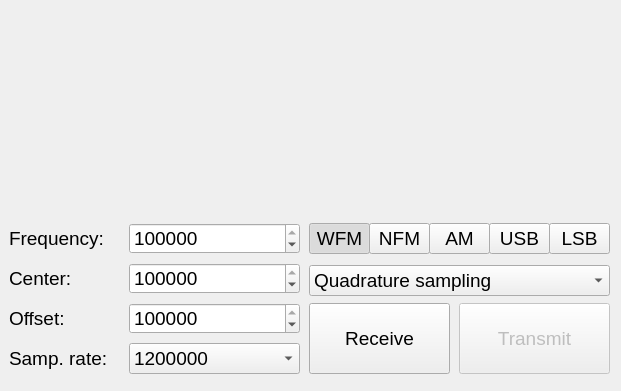
This is mainwindow.ui in ha7ilm/qtcsdr as Qt 5 draws it before an edit. The edited form follows.
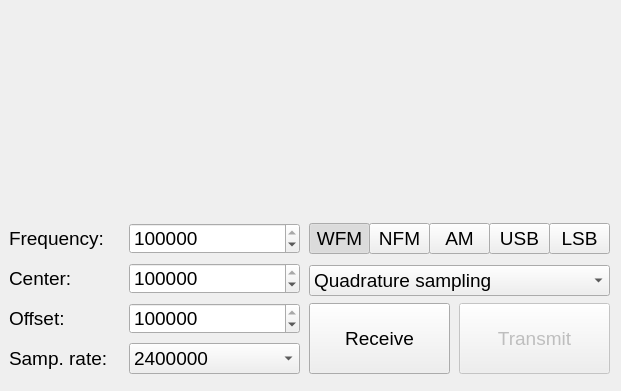
This is the edited form. Custom widgets are drawn as their Qt base class.

Patch:
```diff
--- a/mainwindow.ui
+++ b/mainwindow.ui
@@ -319,7 +319,7 @@
         </rect>
        </property>
        <property name="currentIndex">
-        <number>2</number>
+        <number>0</number>
        </property>
        <item>
         <property name="text">
```
Left out of the diff: 10 changed lines with no effect on the pictures.
